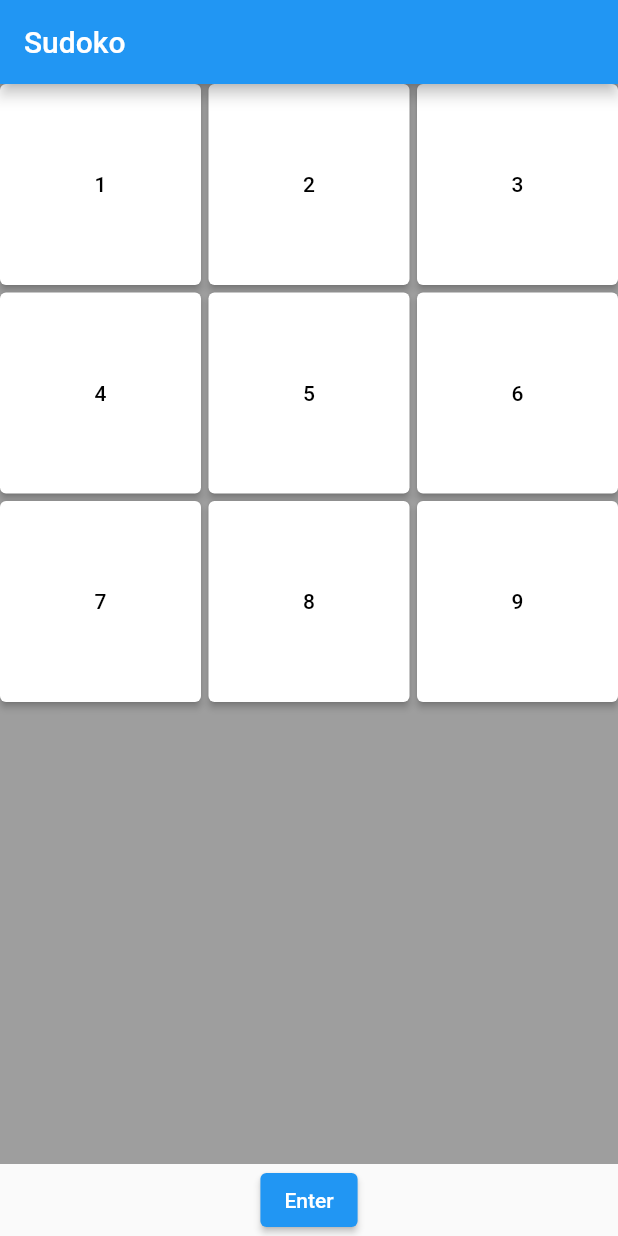
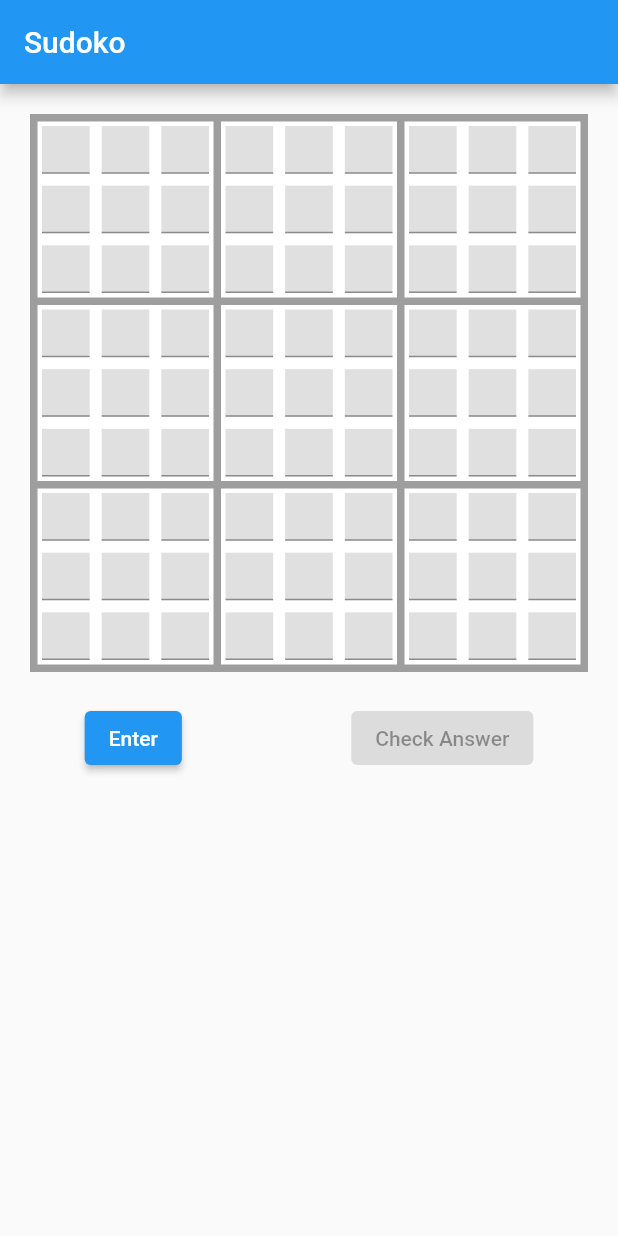
Before and after one commit to WalaaAlshaikh/sudoku, a Flutter app: the screen it shows after launch, on a phone screen of 412 x 824 dp. Run offline on Flutter 3.47's test engine with Material 2 defaults, Android fonts, the phone set to English and light mode, and no system bars.

Commit message:
finalizing the style of the of the grid + adding tapping in the field

```diff
--- a/lib/main.dart
+++ b/lib/main.dart
@@ -13,11 +13,9 @@ class MyApp extends StatelessWidget {
     return MaterialApp(
         title: 'Flutter Demo',
         theme: ThemeData(
-
           primarySwatch: Colors.blue,
         ),
-      home:  MyHomePage(title: 'Sudoko')
-    );
+        home: MyHomePage(title: 'Sudoko'));
   }
 }
 
@@ -40,74 +38,112 @@ class MyHomePage extends StatefulWidget {
 }
 
 class _MyHomePageState extends State<MyHomePage> {
-
-
+  final snack=SnackBar(content: Text("Just to test inkwell"));
   @override
   Widget build(BuildContext context) {
+    return Scaffold(
 
-    return Scaffold(
       appBar: AppBar(
-
         title: Text(widget.title),
       ),
-      body: SafeArea(child:
-      Container (
+      body: SafeArea(
+          child: Container(
+
         alignment: Alignment.center,
         child: Column(
-
           children: [
-            Expanded(
-              child:Container(
-                decoration: BoxDecoration(
-                  color: Colors.grey
-                ),
-            child:   GridView.builder(
+            Container(
+        margin: EdgeInsets.all(20),
+            // height: 400,
+            color: Colors.grey,
+            padding: EdgeInsets.all(5),
+            width: double.maxFinite,
+            alignment: Alignment.center,
+            child: GridView.builder(
               itemCount: 9,
               shrinkWrap: true,
-        scrollDirection: Axis.vertical,
-        gridDelegate:
-        SliverGridDelegateWithFixedCrossAxisCount(
+              gridDelegate: SliverGridDelegateWithFixedCrossAxisCount(
                 crossAxisCount: 3,
                 childAspectRatio: 1,
                 crossAxisSpacing: 5,
                 mainAxisSpacing: 5,
-        ),
-        physics: ScrollPhysics(),
-        itemBuilder: (buildContext, index) {
-          return ElevatedButton(
-            onPressed: () {},
-            child: Text(
-              "${index + 1}",
-              style: TextStyle(color: Colors.black),
-            ),
-            style: ButtonStyle(
-              backgroundColor:
-              MaterialStateProperty.all<Color>(
-                  Colors.white),
-            ),
-          );
+              ), itemBuilder: (BuildContext context, int index) {
+              return Container(
+                  color: Colors.white,
+                  alignment: Alignment.center,
+                  child: GridView.builder(
+                  itemCount: 9,
+                  shrinkWrap: true,
+                  gridDelegate: SliverGridDelegateWithFixedCrossAxisCount(
+                  crossAxisCount: 3,
+                  childAspectRatio: 1,
+                  crossAxisSpacing: 2,
+                  mainAxisSpacing: 2,
+              ), itemBuilder: (BuildContext context, int index) {
+
+                    return Container(
+                        margin: EdgeInsets.all(3),
+                        color: Colors.grey.shade300,
+                        alignment: Alignment.center,
+                        child: InkWell(onTap:(){
+
+                      ScaffoldMessenger.of(context).showSnackBar(snack);
                     },
-      ),
-              ),
+                          child: Container(child: TextField(),),
 
-              ),
 
-            Row(mainAxisAlignment: MainAxisAlignment.spaceAround,
+                    ));
+                  },
+              ));
+            },
+
+            ),)
+,
+            // Expanded(
+            //   child: Container(
+            //     decoration: BoxDecoration(color: Colors.grey),
+            //     child: GridView.builder(
+            //       itemCount: 9,
+            //       shrinkWrap: true,
+            //       scrollDirection: Axis.vertical,
+            //       gridDelegate: SliverGridDelegateWithFixedCrossAxisCount(
+            //         crossAxisCount: 3,
+            //         childAspectRatio: 1,
+            //         crossAxisSpacing: 5,
+            //         mainAxisSpacing: 5,
+            //       ),
+            //       physics: ScrollPhysics(),
+            //       itemBuilder: (buildContext, index) {
+            //         return ElevatedButton(
+            //           onPressed: () {},
+            //           child: Text(
+            //             "${index + 1}",
+            //             style: TextStyle(color: Colors.black),
+            //           ),
+            //           style: ButtonStyle(
+            //             backgroundColor:
+            //                 MaterialStateProperty.all<Color>(Colors.white),
+            //           ),
+            //         );
+            //       },
+            //     ),
+            //   ),
+            // ),
+            Row(
+              mainAxisAlignment: MainAxisAlignment.spaceAround,
               children: [
-                ElevatedButton(onPressed: (){}, child: Text('Enter'))
+                ElevatedButton(onPressed: () {}, child: Text('Enter')),
+                ElevatedButton(
+                  onPressed: null,
+                  child: Text('Check Answer'),
+                )
               ],
             ),
-
           ],
-
         ),
-      ) ),
-
-
-
+      )),
 
       // This trailing comma makes auto-formatting nicer for build methods.
     );
-
   }
 }
--- a/pubspec.yaml
+++ b/pubspec.yaml
@@ -36,6 +36,7 @@ dependencies:
   # The following adds the Cupertino Icons font to your application.
   # Use with the CupertinoIcons class for iOS style icons.
   cupertino_icons: ^1.0.2
+  sudoku_solver_generator: ^2.0.0
 
 dev_dependencies:
   flutter_test:
```
Also changed, not shown: pubspec.lock. Lines whose indentation alone changed are shown as unchanged.
